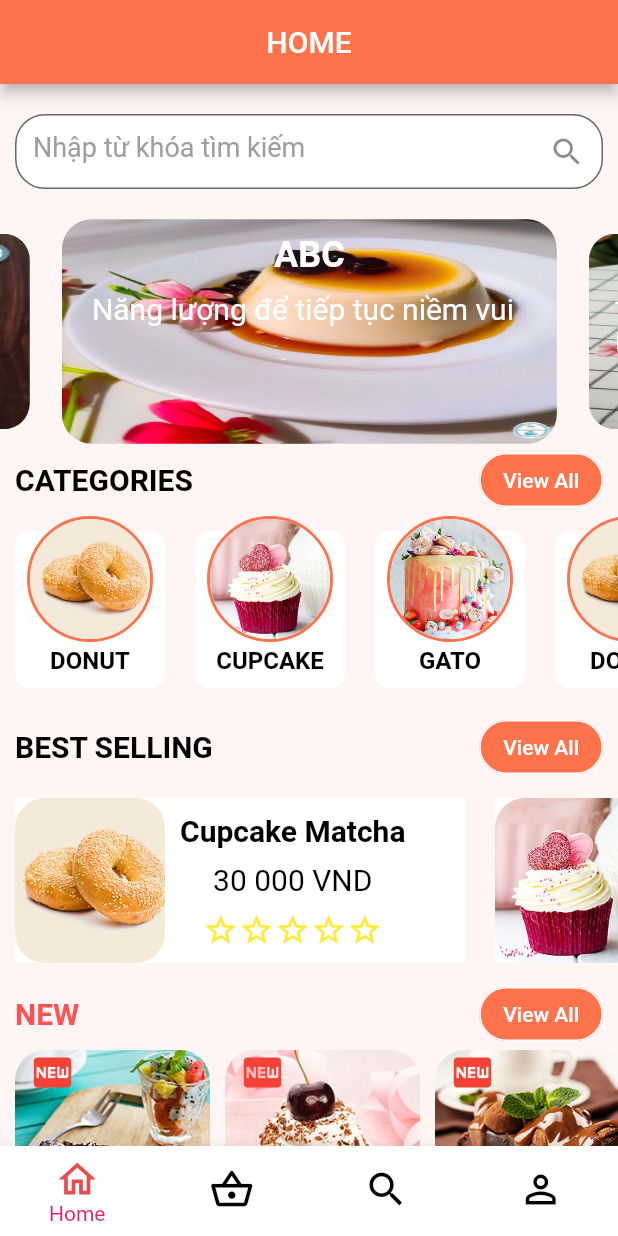
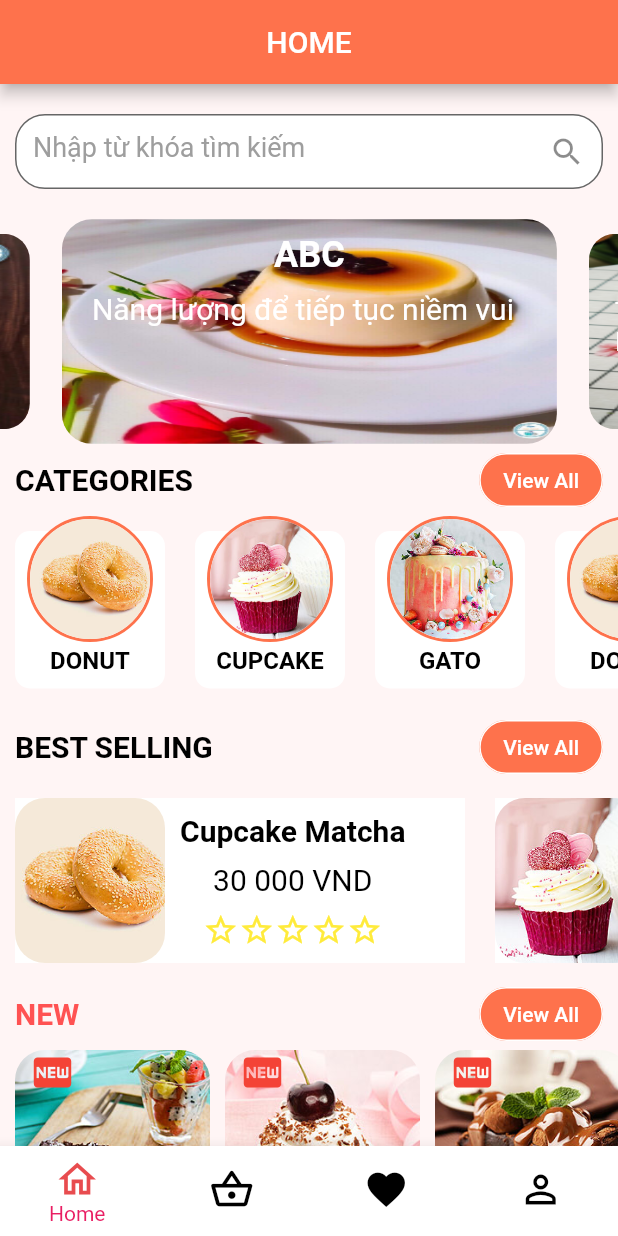
Before and after one commit to vinhvinhvinh/CakeBakeryMobile, a Flutter app: the screen it shows after launch, after a tap on "Sign In", on a phone screen of 412 x 824 dp. Run offline on Flutter 3.47's test engine with Material 2 defaults, Android fonts, the phone set to English and light mode, and no system bars; drawn by our look-alikes of carousel_slider; our stand-ins replace flutter_svg; project files that could hold a hidden picture were left out.

Commit message:
Đổi Search navigationBar sang Favorite navigationBar, sửa link Cart trong màn hình Chi tiết sản phẩm

```diff
--- a/flutter_application_cake_bakery/lib/main.dart
+++ b/flutter_application_cake_bakery/lib/main.dart
@@ -1,4 +1,3 @@
-
 import 'package:flutter/material.dart';
 import 'screens/account/setting_and_security/password_change/password_change_screen.dart';
 import 'package:flutter_application_cake_bakery/screens/product_detail/product_detail_screen.dart';
@@ -45,8 +44,9 @@ class CakeBakery extends StatelessWidget {
         '/reset': (context) => const ResetPasswordScreen(),
         '/change': (context) => const ChangePassword(),
         'account': (context) => const AccountScreen(),
+        'cart': (context) => const Cart(),
         'account/myprofile': (context) => const ProfileScreen(),
-        'account/myorder':(context)=>const MyOrderScreen(),
+        'account/myorder': (context) => const MyOrderScreen(),
         'account/setting_and_security': (context) =>
             const SettingAndSecurityScreen(),
         'account/account_and_security/change_password': (context) =>
--- a/flutter_application_cake_bakery/lib/screens/main/main_screen.dart
+++ b/flutter_application_cake_bakery/lib/screens/main/main_screen.dart
@@ -3,6 +3,7 @@ import 'package:flutter/material.dart';
 import 'package:flutter_application_cake_bakery/constant.dart';
 import 'package:flutter_application_cake_bakery/screens/account/account_creen.dart';
 import 'package:flutter_application_cake_bakery/screens/cart/cart_screen.dart';
+import 'package:flutter_application_cake_bakery/screens/favorite/favorite_screen.dart';
 import 'package:flutter_application_cake_bakery/screens/home/home_screen.dart';
 
 class MainScreen extends StatefulWidget {
@@ -18,6 +19,7 @@ class _MainScreenState extends State<MainScreen> {
   List<Widget> defaultPages = <Widget>[
     const HomeScreen(),
     const Cart(),
+    const FavoriteScreen(),
     const AccountScreen(),
   ];
 
@@ -57,7 +59,7 @@ class _MainScreenState extends State<MainScreen> {
         BottomNavigationBarItem(icon: Icon(Icons.home_outlined), label: 'Home'),
         BottomNavigationBarItem(
             icon: Icon(Icons.shopping_basket_outlined), label: 'Cart'),
-        BottomNavigationBarItem(icon: Icon(Icons.search), label: 'Search'),
+        BottomNavigationBarItem(icon: Icon(Icons.favorite), label: 'Favorites'),
         BottomNavigationBarItem(
             icon: Icon(Icons.person_outline), label: 'Account'),
       ],
```
Also changed, not shown: flutter_application_cake_bakery/lib/screens/favorite/favorite_screen.dart (+7 -6 lines).
